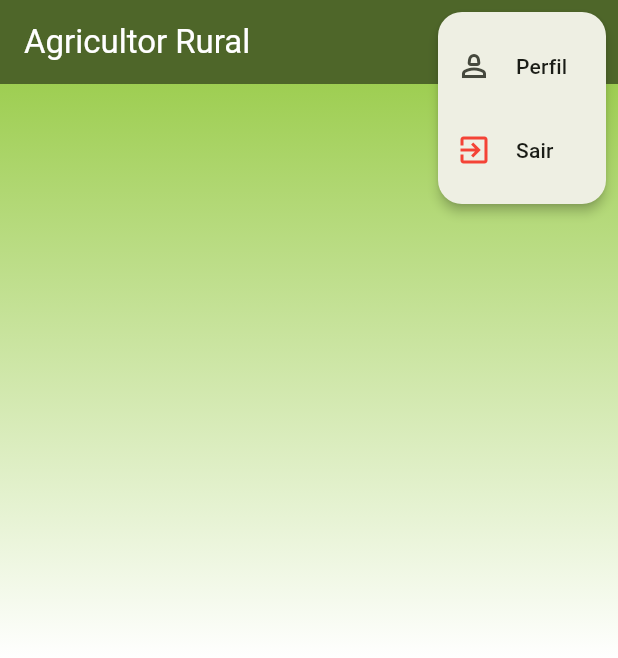
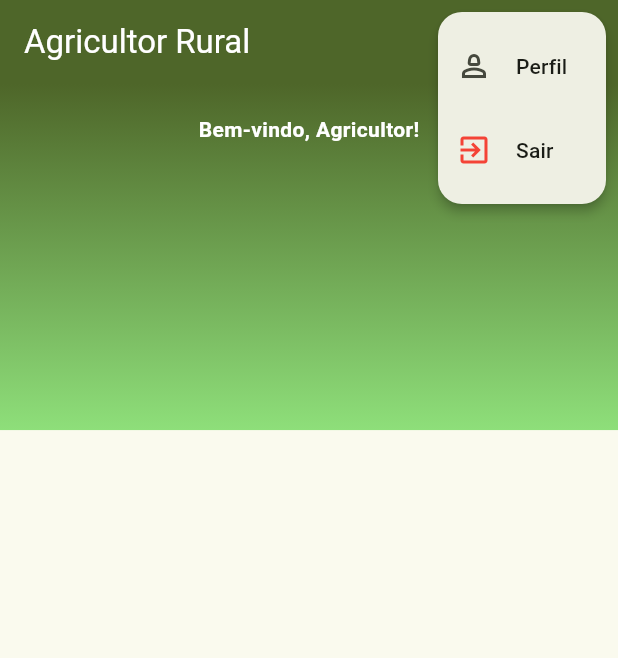
Before and after one commit to Kaio-Goes/farmer, a Flutter app: the DashboardPage screen opened directly, after a tap on the "menu" icon, on a phone screen of 412 x 824 dp. Shown: the top 658 px of the screen. Run offline on Flutter 3.47's test engine with Material 3 defaults, Android fonts, the phone set to English and light mode, and no system bars; our stand-ins replace flutter_secure_storage; accounts and stored records are empty.

Commit message:
Feature cash in ap

```diff
--- a/lib/components/logout_card.dart
+++ b/lib/components/logout_card.dart
@@ -1,3 +1,4 @@
+import 'package:farmer/core/services/auth_service.dart';
 import 'package:farmer/core/utilities/styles_constants.dart';
 import 'package:farmer/pages/login/auth_page.dart';
 import 'package:flutter/material.dart';
@@ -30,7 +31,7 @@ logoutCard(BuildContext context) {
               padding: const EdgeInsets.symmetric(horizontal: 30),
             ),
             onPressed: () async {
-              // await AuthRailsService().logout();
+              await AuthService().logout();
 
               // ignore: use_build_context_synchronously
               // ignore: use_build_context_synchronously
--- /dev/null
+++ b/lib/core/models/user.dart
@@ -0,0 +1,19 @@
+class User {
+  late String id;
+  late String name;
+  late String email;
+  late String register;
+
+  User(
+      {required this.id,
+      required this.name,
+      required this.email,
+      required this.register});
+
+  User.fromJson(Map<String, dynamic> json) {
+    id = json["id"];
+    name = json["name"];
+    email = json['email'];
+    register = json['register'];
+  }
+}
--- a/lib/pages/dashboard/dashboard_page.dart
+++ b/lib/pages/dashboard/dashboard_page.dart
@@ -1,4 +1,5 @@
 import 'package:farmer/components/on_selected_popup.dart';
+import 'package:farmer/core/services/auth_service.dart';
 import 'package:flutter/material.dart';
 
 class DashboardPage extends StatefulWidget {
@@ -19,18 +20,42 @@ class _DashboardPageState extends State<DashboardPage> {
         backgroundColor: Theme.of(context).primaryColor,
         actions: const [OnSelectedPopup(isDashboardPage: true)],
       ),
-      body: Stack(
+      body: Column(
         children: [
           Container(
-            decoration: const BoxDecoration(
+            height: MediaQuery.of(context).size.height * 0.28,
+            decoration: BoxDecoration(
               gradient: LinearGradient(
+                colors: [
+                  Theme.of(context).primaryColor,
+                  const Color.fromARGB(255, 142, 223, 122),
+                ],
                 begin: Alignment.topCenter,
-                end: Alignment.center,
-                colors: [
-                  const Color.fromARGB(255, 158, 206, 82),
-                  Color.fromRGBO(255, 255, 255, 1),
-                ],
+                end: Alignment.bottomCenter,
               ),
+            ),
+            child: Column(
+              children: [
+                SizedBox(height: 20),
+                Center(
+                  child: Text(
+                    'Bem-vindo, Agricultor!',
+                    style: TextStyle(
+                      fontSize: 14,
+                      fontWeight: FontWeight.bold,
+                      color: Colors.white,
+                    ),
+                  ),
+                ),
+                Text(
+                  AuthService().currentUser!.name,
+                  style: TextStyle(
+                    fontSize: 22,
+                    fontWeight: FontWeight.bold,
+                    color: Colors.white,
+                  ),
+                ),
+              ],
             ),
           ),
         ],
--- a/lib/pages/login/auth_page.dart
+++ b/lib/pages/login/auth_page.dart
@@ -1,6 +1,7 @@
 import 'dart:io';
 
 import 'package:farmer/core/models/auth_form_data.dart';
+import 'package:farmer/core/services/auth_service.dart';
 import 'package:farmer/core/utilities/styles_constants.dart';
 import 'package:farmer/core/utilities/validations.dart';
 import 'package:farmer/pages/dashboard/dashboard_page.dart';
@@ -42,11 +43,14 @@ class _AuthPageState extends State<AuthPage>
 
       if (_authFormData.email.text == "agricultor@teste.com.br" &&
           _authFormData.password.text == "123456") {
-        Navigator.of(context).pushReplacement(
-          MaterialPageRoute(
-            builder: (context) => const DashboardPage(),
-          ),
-        );
+        AuthService().login("agricultor@teste.com.br", '123456').then((_) {
+          // ignore: use_build_context_synchronously
+          Navigator.of(context).pushReplacement(
+            MaterialPageRoute(
+              builder: (context) => const DashboardPage(),
+            ),
+          );
+        });
       } else {
         setState(() {
           loginValid = false;
```
Also changed, not shown: lib/core/services/auth_service.dart (added, +94 -0 lines).
